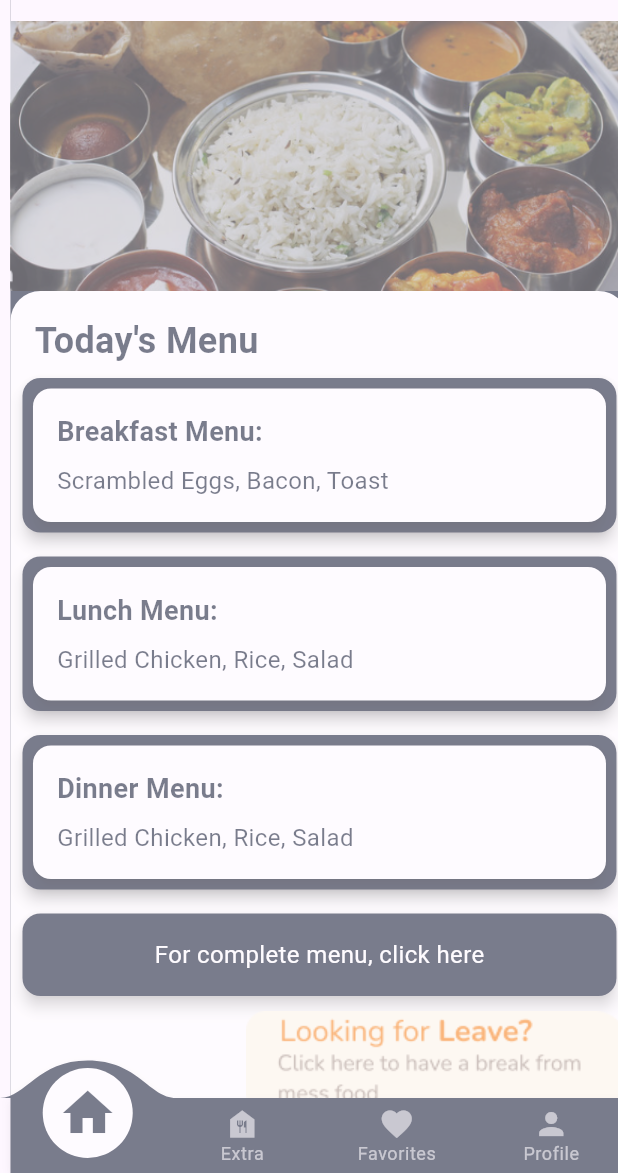
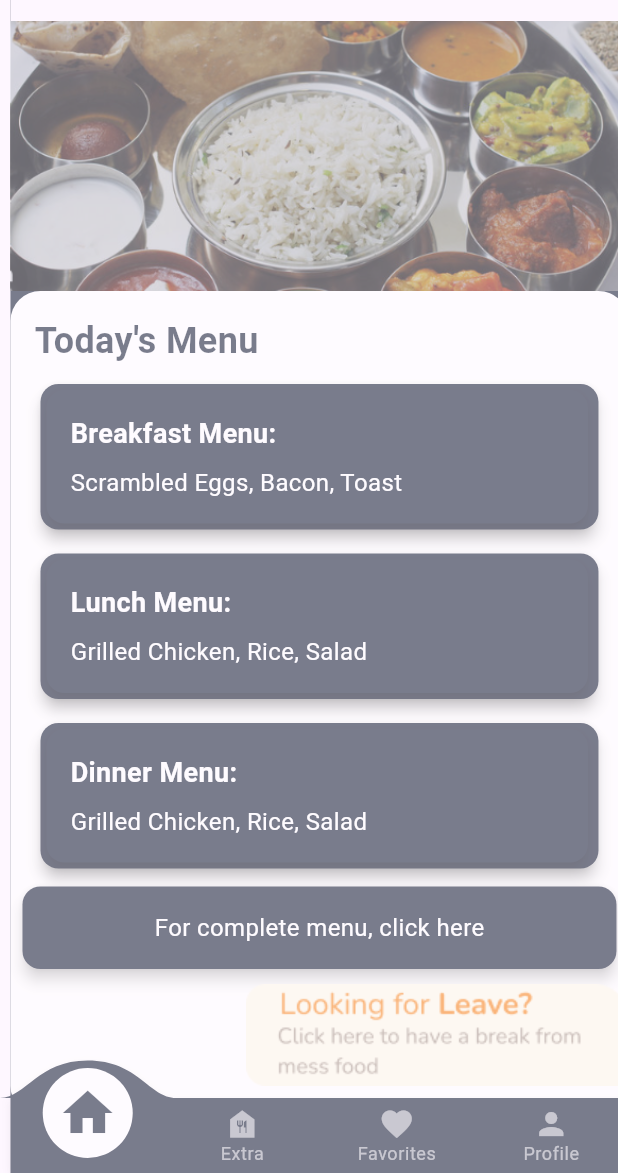
Before and after one commit to Androrubin/MinorProject, a Flutter app: the screen it shows after launch, after a tap on "Sign in with Google", on a phone screen of 412 x 824 dp, the part 63-1236 px from its top. Run offline on Flutter 3.47's test engine with Material 3 defaults, Android fonts, the phone set to English and light mode, and no system bars; drawn by our look-alikes of convex_bottom_bar; our stand-ins replace firebase_auth, firebase_core, fluttertoast, google_sign_in; missing offline and left inert: dart:ffi; accounts and stored records are empty; network calls fail.

Commit message:
imporved card

```diff
--- a/MinorProject-Shreya_2/lib/LandingPage.dart
+++ b/MinorProject-Shreya_2/lib/LandingPage.dart
@@ -77,7 +77,7 @@ class _SecondScreenState extends State<SecondScreen> {
                     ),
                   ),
                   buildMenuCard(
-                    const Color.fromARGB(255, 31, 40, 62),
+                    Color.fromARGB(255, 31, 40, 62),
                     'Breakfast',
                     getMenu(selectedDay, 0),
                   ),
@@ -124,14 +124,15 @@ class _SecondScreenState extends State<SecondScreen> {
   }
 
   Widget buildMenuCard(Color color, String title, String details) {
-    return Card(
+    return Container(
+      margin: EdgeInsets.only(left: 16.0, right: 16.0, top: 8.0),
+      child: Card(
         color: color,
         elevation: 4.0,
-      margin: EdgeInsets.all(8.0),
         child: Padding(
-        padding: const EdgeInsets.all(3.0),
+          padding: const EdgeInsets.only(left: 0.0, right: 3.0, top: 0.0),
           child: Card(
-          color: Colors.white,
+            color: Color.fromARGB(255, 31, 40, 62),
             elevation: 4.0,
             child: Container(
               padding: EdgeInsets.all(16.0),
@@ -144,7 +145,7 @@ class _SecondScreenState extends State<SecondScreen> {
                     style: const TextStyle(
                       fontWeight: FontWeight.bold,
                       fontSize: 18,
-                    color: Color.fromARGB(255, 31, 40, 62),
+                      color: Colors.white,
                     ),
                   ),
                   const SizedBox(height: 8.0),
@@ -152,10 +153,11 @@ class _SecondScreenState extends State<SecondScreen> {
                     details,
                     style: TextStyle(
                       fontSize: 16,
-                    color: Color.fromARGB(255, 31, 40, 62),
+                      color: Colors.white,
                     ),
                   ),
                 ],
+              ),
             ),
           ),
         ),
--- a/MinorProject-Shreya_2/lib/main.dart
+++ b/MinorProject-Shreya_2/lib/main.dart
@@ -26,8 +26,7 @@ class MyApp extends StatelessWidget {
       theme: ThemeData(primarySwatch: Colors.orange),
       home: SplashScreen(),
       routes: {
-        '/home': (context) =>
-            BaseScreen(), // Navigate to HomeScreen after the splash screen
+        '/home': (context) => BaseScreen(),
       },
     );
   }
```
Lines whose indentation alone changed are shown as unchanged.
